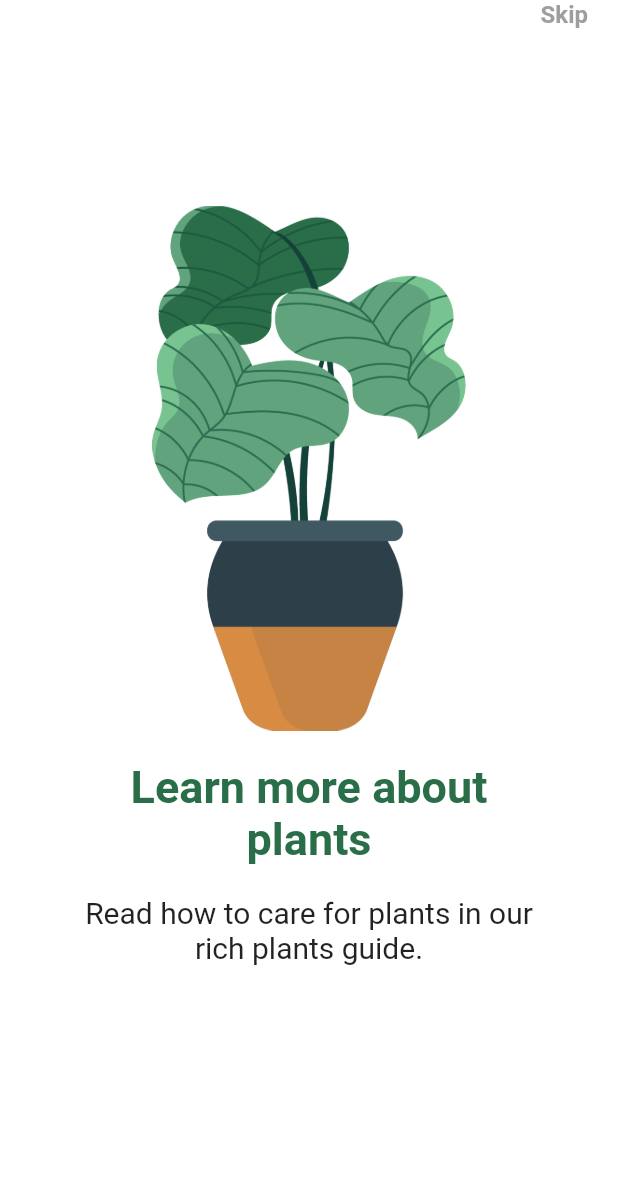
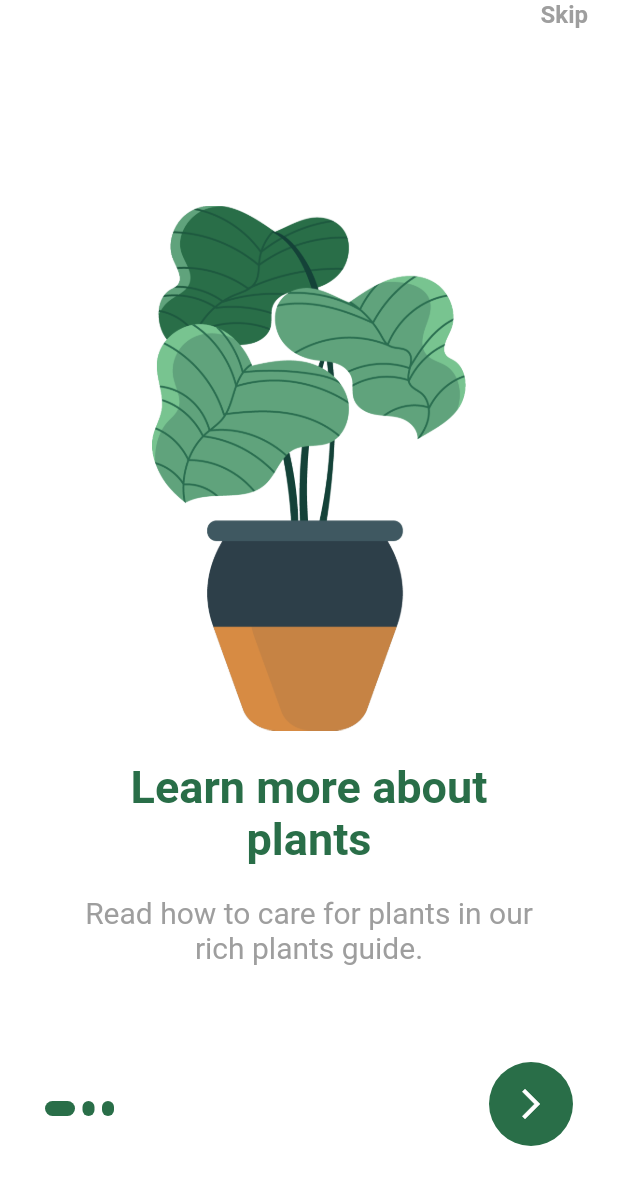
Before and after one commit to alvinle29/flutter_plant_application, a Flutter app: the screen it shows after launch, on a phone screen of 412 x 824 dp. Shown: the top 1185 px of the screen. Run offline on Flutter 3.47's test engine with Material 2 defaults, Android fonts, the phone set to English and light mode, and no system bars.

Commit message:
finished boarding page

```diff
--- /dev/null
+++ b/lib/pages/login_page.dart
@@ -0,0 +1,16 @@
+import 'package:flutter/material.dart';
+import 'package:flutter_plant_application/constants/constants.dart';
+
+class Login extends StatelessWidget {
+  const Login({Key? key}) : super(key: key);
+
+  @override
+  Widget build(BuildContext context) {
+    return Scaffold(
+      appBar: AppBar(
+        title: const Text('Login Page'),
+        backgroundColor: Constants.primaryColor,
+      ),
+    );
+  }
+}
--- a/lib/pages/on_boarding_screen.dart
+++ b/lib/pages/on_boarding_screen.dart
@@ -1,5 +1,6 @@
 import 'package:flutter/material.dart';
 import 'package:flutter_plant_application/constants/constants.dart';
+import 'login_page.dart';
 
 class OnBoardingScreen extends StatefulWidget {
   const OnBoardingScreen({super.key});
@@ -39,7 +40,8 @@ class _OnBoardingScreenState extends State<OnBoardingScreen> {
         alignment: Alignment.bottomCenter,
         children: [
           PageView(
-            onPageChanged: (int page) => {
+            onPageChanged: (int page) =>
+            {
               setState(
                     () {
                   currentIndex = page;
@@ -48,20 +50,121 @@ class _OnBoardingScreenState extends State<OnBoardingScreen> {
             },
             controller: _pageController,
             children: [
-              Container(
+              createPage(
+                image: 'assets/images/plant-one.png',
+                title: Constants.titleOne,
+                description: Constants.descriptionOne,
+              ),
+              createPage(
+                image: 'assets/images/plant-two.png',
+                title: Constants.titleTwo,
+                description: Constants.descriptionTwo,
+              ),
+              createPage(
+                image: 'assets/images/plant-three.png',
+                title: Constants.titleThree,
+                description: Constants.descriptionThree,
+              )
+            ],
+          ),
+          Positioned(
+              bottom: 80,
+              left: 30,
+              child: Row(
+                children: _buildIndicator(),
+              )),
+          Positioned(
+            bottom: 60,
+            right: 30,
+            child: Container(
+              padding: const EdgeInsets.all(4),
+              decoration: BoxDecoration(
+                  shape: BoxShape.circle,
+                  color: Constants.primaryColor
+              ),
+              child: IconButton(
+                  onPressed: () {
+                    setState(() {
+                      if (currentIndex < 2) {
+                        currentIndex++;
+                        if (currentIndex < 3) {
+                          _pageController.nextPage(
+                              duration: const Duration(milliseconds: 300),
+                              curve: Curves.easeIn);
+                        }
+                      } else {
+                        Navigator.pushReplacement(
+                            context, MaterialPageRoute(builder: (
+                            _) => const Login()));
+                      }
+                    });
+                  },
+                  icon: const Icon(
+                    Icons.arrow_forward_ios,
+                    size: 24,
+                    color: Colors.white,
+                  )),
+            ),
+          )
+        ],
+      ),
+    );
+  }
+
+  Widget _indicator(bool isActive) {
+    return AnimatedContainer(
+      duration: const Duration(milliseconds: 300),
+      height: 10.0,
+      width: isActive ? 20 : 8,
+      margin: const EdgeInsets.only(right: 5.0),
+      decoration: BoxDecoration(
+        color: Constants.primaryColor,
+        borderRadius: BorderRadius.circular(5),
+      ),
+    );
+  }
+
+  List<Widget> _buildIndicator() {
+    List<Widget> indicators = [];
+
+    for (int i = 0; i < 3; i++) {
+      if (currentIndex == i) {
+        indicators.add(_indicator(true));
+      } else {
+        indicators.add(_indicator(false));
+      }
+    }
+
+    return indicators;
+  }
+}
+
+class createPage extends StatelessWidget {
+  final String image;
+  final String title;
+  final String description;
+
+  const createPage({
+    super.key,
+    required this.image,
+    required this.title,
+    required this.description,
+  });
+
+  @override
+  Widget build(BuildContext context) {
+    return Container(
       padding: const EdgeInsets.only(left: 50, right: 50, bottom: 80),
-                child: Column(
-                    mainAxisAlignment: MainAxisAlignment.center,
-                    children: [
+      child: Column(mainAxisAlignment: MainAxisAlignment.center, children: [
         SizedBox(
           height: 350,
-                        child: Image.asset('assets/images/plant-one.png'),
+          child: Image.asset(image),
         ),
         const SizedBox(
           height: 20,
         ),
         Text(
-                        Constants.titleOne,
+          title,
           textAlign: TextAlign.center,
           style: TextStyle(
               color: Constants.primaryColor,
@@ -72,20 +175,15 @@ class _OnBoardingScreenState extends State<OnBoardingScreen> {
           height: 20,
         ),
         Text(
-                        Constants.descriptionOne,
+          description,
           textAlign: TextAlign.center,
           style: const TextStyle(
-                            fontSize: 20, fontWeight: FontWeight.w400),
+              fontSize: 20, fontWeight: FontWeight.w400, color: Colors.grey),
         ),
         const SizedBox(
           height: 20,
         ),
       ]),
-              )
-            ],
-          )
-        ],
-      ),
     );
   }
 }
```
Lines whose indentation alone changed are shown as unchanged.
